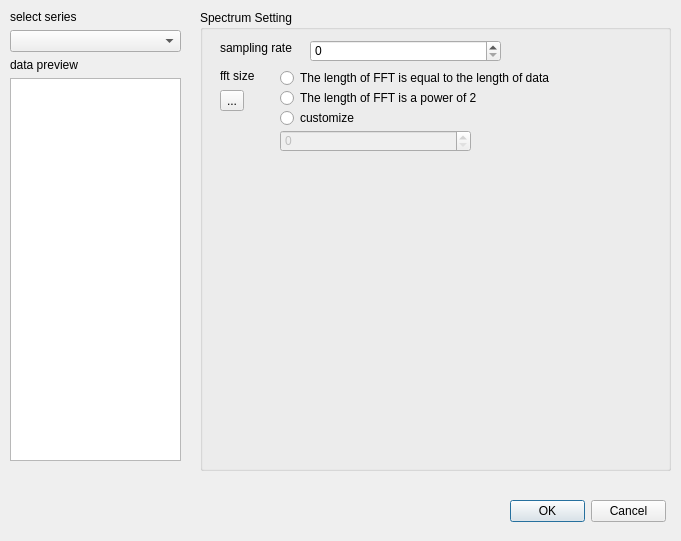
Old version of the form plugins/DataAnalysis/src/Dialogs/DialogSpectrumSetting.ui in the repository czyt1988/data-workbench.
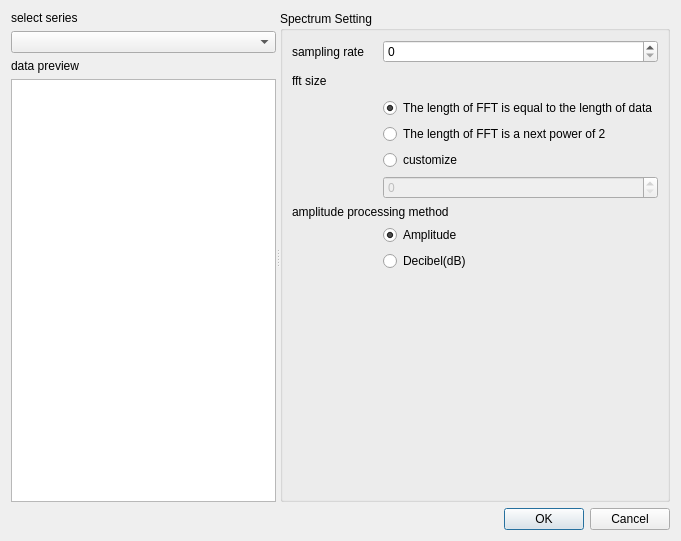
New version of the form. Icons and pictures are not drawn. Custom widgets are drawn as their Qt base class.

Diff of the .ui file:
```diff
--- a/plugins/DataAnalysis/src/Dialogs/DialogSpectrumSetting.ui
+++ b/plugins/DataAnalysis/src/Dialogs/DialogSpectrumSetting.ui
@@ -13,135 +13,94 @@
   <property name="windowTitle">
    <string>Spectrum Setting</string>
   </property>
-  <widget class="QGroupBox" name="groupBox">
-   <property name="geometry">
-    <rect>
-     <x>200</x>
-     <y>10</y>
-     <width>471</width>
-     <height>461</height>
-    </rect>
-   </property>
-   <property name="title">
-    <string>Spectrum Setting</string>
-   </property>
-   <widget class="QLabel" name="label_3">
-    <property name="geometry">
-     <rect>
-      <x>20</x>
-      <y>30</y>
-      <width>111</width>
-      <height>16</height>
-     </rect>
-    </property>
-    <property name="text">
-     <string>sampling rate</string>
-    </property>
-   </widget>
-   <widget class="QLabel" name="label_4">
-    <property name="geometry">
-     <rect>
-      <x>20</x>
-      <y>60</y>
-      <width>54</width>
-      <height>12</height>
-     </rect>
-    </property>
-    <property name="text">
-     <string>fft size</string>
-    </property>
-   </widget>
-   <widget class="QRadioButton" name="radioButton">
-    <property name="geometry">
-     <rect>
-      <x>80</x>
-      <y>60</y>
-      <width>331</width>
-      <height>16</height>
-     </rect>
-    </property>
-    <property name="text">
-     <string>The length of FFT is equal to the length of data</string>
-    </property>
-   </widget>
-   <widget class="QRadioButton" name="radioButton_2">
-    <property name="geometry">
-     <rect>
-      <x>80</x>
-      <y>80</y>
-      <width>331</width>
-      <height>16</height>
-     </rect>
-    </property>
-    <property name="text">
-     <string>The length of FFT is a power of 2</string>
-    </property>
-   </widget>
-   <widget class="QRadioButton" name="radioButton_3">
-    <property name="geometry">
-     <rect>
-      <x>80</x>
-      <y>100</y>
-      <width>191</width>
-      <height>16</height>
-     </rect>
-    </property>
-    <property name="text">
-     <string>customize</string>
-    </property>
-   </widget>
-   <widget class="QDoubleSpinBox" name="doubleSpinBox">
-    <property name="enabled">
-     <bool>false</bool>
-    </property>
-    <property name="geometry">
-     <rect>
-      <x>80</x>
-      <y>120</y>
-      <width>191</width>
-      <height>22</height>
-     </rect>
-    </property>
-    <property name="decimals">
-     <number>0</number>
-    </property>
-    <property name="maximum">
-     <double>1000000000000000057857959942726969827393378689175040438172647424.000000000000000</double>
-    </property>
-    <property name="singleStep">
-     <double>64.000000000000000</double>
-    </property>
-   </widget>
-   <widget class="QDoubleSpinBox" name="doubleSpinBox_2">
-    <property name="geometry">
-     <rect>
-      <x>110</x>
-      <y>30</y>
-      <width>191</width>
-      <height>22</height>
-     </rect>
-    </property>
-    <property name="decimals">
-     <number>0</number>
-    </property>
-    <property name="maximum">
-     <double>100000000000000003502199685943161173046080317798311825604870144.000000000000000</double>
-    </property>
-    <property name="singleStep">
-     <double>32.000000000000000</double>
-    </property>
-   </widget>
-   <widget class="QToolButton" name="toolButtonAboutFFTSize">
-    <property name="geometry">
-     <rect>
-      <x>20</x>
-      <y>80</y>
-      <width>24</width>
-      <height>21</height>
-     </rect>
-    </property>
-    <property name="toolTip">
-     <string>1.Cropping or Zero-Padding Input:
+  <layout class="QVBoxLayout" name="verticalLayout_2">
+   <item>
+    <widget class="QSplitter" name="splitter">
+     <property name="orientation">
+      <enum>Qt::Horizontal</enum>
+     </property>
+     <widget class="QWidget" name="layoutWidget">
+      <layout class="QVBoxLayout" name="verticalLayout">
+       <item>
+        <widget class="QLabel" name="label">
+         <property name="text">
+          <string>select series</string>
+         </property>
+        </widget>
+       </item>
+       <item>
+        <widget class="DA::DADataManagerComboBox" name="comboBoxDataMgr"/>
+       </item>
+       <item>
+        <widget class="QLabel" name="label_2">
+         <property name="text">
+          <string>data preview</string>
+         </property>
+        </widget>
+       </item>
+       <item>
+        <widget class="QTableView" name="tableViewPreview"/>
+       </item>
+      </layout>
+     </widget>
+     <widget class="QGroupBox" name="groupBox">
+      <property name="title">
+       <string>Spectrum Setting</string>
+      </property>
+      <layout class="QGridLayout" name="gridLayout">
+       <item row="0" column="0">
+        <widget class="QLabel" name="label_3">
+         <property name="text">
+          <string>sampling rate</string>
+         </property>
+        </widget>
+       </item>
+       <item row="0" column="1">
+        <widget class="QDoubleSpinBox" name="doubleSpinBoxFs">
+         <property name="decimals">
+          <number>0</number>
+         </property>
+         <property name="maximum">
+          <double>100000000000000003502199685943161173046080317798311825604870144.000000000000000</double>
+         </property>
+         <property name="singleStep">
+          <double>32.000000000000000</double>
+         </property>
+        </widget>
+       </item>
+       <item row="8" column="1">
+        <widget class="QRadioButton" name="radioButtonDB">
+         <property name="text">
+          <string>Decibel(dB)</string>
+         </property>
+         <attribute name="buttonGroup">
+          <string notr="true">buttonGroupAmplitudeWay</string>
+         </attribute>
+        </widget>
+       </item>
+       <item row="4" column="1">
+        <widget class="QRadioButton" name="radioButtonFFTSizeCusmize">
+         <property name="text">
+          <string>customize</string>
+         </property>
+         <attribute name="buttonGroup">
+          <string notr="true">buttonGroupFFTSize</string>
+         </attribute>
+        </widget>
+       </item>
+       <item row="1" column="0" colspan="2">
+        <layout class="QHBoxLayout" name="horizontalLayout">
+         <item>
+          <widget class="QLabel" name="label_4">
+           <property name="text">
+            <string>fft size</string>
+           </property>
+          </widget>
+         </item>
+         <item>
+          <widget class="QToolButton" name="toolButtonAboutFFTSize">
+           <property name="toolTip">
+            <string>1.Cropping or Zero-Padding Input:
 When the FFT length is shorter than the input waveform length, cropping the input can reduce the amount of data the FFT needs to process, thereby improving computational speed. However, doing so may lose some information in the waveform.
 When the FFT length is longer than the input waveform length, zero-padding is used to increase the number of data points. This usually doesn't increase spectral resolution (because no actual signal information is added), but it can make the spectrum appear smoother and may help identify peaks more clearly during graphical presentation.
 
@@ -158,59 +117,129 @@
 
 5.Saving Computational Resources:
 In some application scenarios, very high frequency resolution may not be required. In these cases, using a shorter FFT can save computation time and resources while still providing sufficient information to meet the needs.</string>
-    </property>
-    <property name="text">
-     <string>...</string>
-    </property>
-   </widget>
-  </widget>
-  <widget class="QDialogButtonBox" name="buttonBox">
-   <property name="geometry">
-    <rect>
-     <x>510</x>
-     <y>500</y>
-     <width>156</width>
-     <height>23</height>
-    </rect>
-   </property>
-   <property name="standardButtons">
-    <set>QDialogButtonBox::Cancel|QDialogButtonBox::Ok</set>
-   </property>
-  </widget>
-  <widget class="QWidget" name="layoutWidget">
-   <property name="geometry">
-    <rect>
-     <x>10</x>
-     <y>10</y>
-     <width>171</width>
-     <height>451</height>
-    </rect>
-   </property>
-   <layout class="QVBoxLayout" name="verticalLayout">
-    <item>
-     <widget class="QLabel" name="label">
-      <property name="text">
-       <string>select series</string>
-      </property>
+           </property>
+           <property name="text">
+            <string/>
+           </property>
+           <property name="icon">
+            <iconset resource="../resource.qrc">
+             <normaloff>:/DataAnalysis/icons/icon/question.svg</normaloff>:/DataAnalysis/icons/icon/question.svg</iconset>
+           </property>
+           <property name="autoRaise">
+            <bool>true</bool>
+           </property>
+          </widget>
+         </item>
+         <item>
+          <spacer name="horizontalSpacer">
+           <property name="orientation">
+            <enum>Qt::Horizontal</enum>
+           </property>
+           <property name="sizeHint" stdset="0">
+            <size>
+             <width>40</width>
+             <height>20</height>
+            </size>
+           </property>
+          </spacer>
+         </item>
+        </layout>
+       </item>
+       <item row="3" column="1">
+        <widget class="QRadioButton" name="radioButtonFFTSizePower2">
+         <property name="text">
+          <string>The length of FFT is a next power of 2</string>
+         </property>
+         <attribute name="buttonGroup">
+          <string notr="true">buttonGroupFFTSize</string>
+         </attribute>
+        </widget>
+       </item>
+       <item row="5" column="1">
+        <widget class="QDoubleSpinBox" name="doubleSpinBoxFFTSize">
+         <property name="enabled">
+          <bool>false</bool>
+         </property>
+         <property name="decimals">
+          <number>0</number>
+         </property>
+         <property name="maximum">
+          <double>1000000000000000057857959942726969827393378689175040438172647424.000000000000000</double>
+         </property>
+         <property name="singleStep">
+          <double>64.000000000000000</double>
+         </property>
+        </widget>
+       </item>
+       <item row="2" column="1">
+        <widget class="QRadioButton" name="radioButtonFFTSizeEqual">
+         <property name="text">
+          <string>The length of FFT is equal to the length of data</string>
+         </property>
+         <property name="checked">
+          <bool>true</bool>
+         </property>
+         <attribute name="buttonGroup">
+          <string notr="true">buttonGroupFFTSize</string>
+         </attribute>
+        </widget>
+       </item>
+       <item row="6" column="0" colspan="2">
+        <widget class="QLabel" name="label_5">
+         <property name="text">
+          <string>amplitude processing method</string>
+         </property>
+        </widget>
+       </item>
+       <item row="7" column="1">
+        <widget class="QRadioButton" name="radioButtonAmplitude">
+         <property name="text">
+          <string>Amplitude</string>
+         </property>
+         <property name="checked">
+          <bool>true</bool>
+         </property>
+         <attribute name="buttonGroup">
+          <string notr="true">buttonGroupAmplitudeWay</string>
+         </attribute>
+        </widget>
+       </item>
+       <item row="9" column="1">
+        <spacer name="verticalSpacer">
+         <property name="orientation">
+          <enum>Qt::Vertical</enum>
+         </property>
+         <property name="sizeHint" stdset="0">
+          <size>
+           <width>20</width>
+           <height>40</height>
+          </size>
+         </property>
+        </spacer>
+       </item>
+      </layout>
      </widget>
-    </item>
-    <item>
-     <widget class="QComboBox" name="comboBox"/>
-    </item>
-    <item>
-     <widget class="QLabel" name="label_2">
-      <property name="text">
-       <string>data preview</string>
-      </property>
-     </widget>
-    </item>
-    <item>
-     <widget class="QTableView" name="tableView"/>
-    </item>
-   </layout>
-  </widget>
+    </widget>
+   </item>
+   <item>
+    <widget class="QDialogButtonBox" name="buttonBox">
+     <property name="standardButtons">
+      <set>QDialogButtonBox::Cancel|QDialogButtonBox::Ok</set>
+     </property>
+    </widget>
+   </item>
+  </layout>
  </widget>
- <resources/>
+ <customwidgets>
+  <customwidget>
+   <class>DA::DADataManagerComboBox</class>
+   <extends>QComboBox</extends>
+   <header>DADataManagerComboBox.h</header>
+  </customwidget>
+ </customwidgets>
+ <resources>
+  <include location="../resource.qrc"/>
+ </resources>
  <connections>
   <connection>
    <sender>radioButton_3</sender>
```
Left out of the diff: 32 changed lines with no effect on the pictures.
